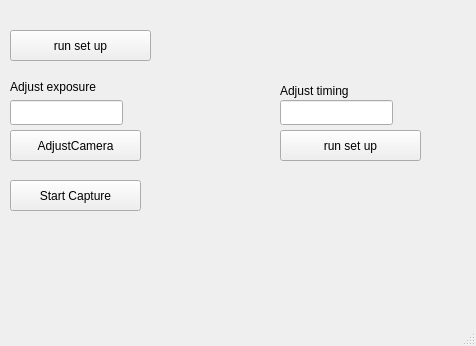
This is CaptureWindow.ui in Ryan37342342/Image-Capture-System-ICS- as Qt 5 draws it before an edit. The edited form follows.
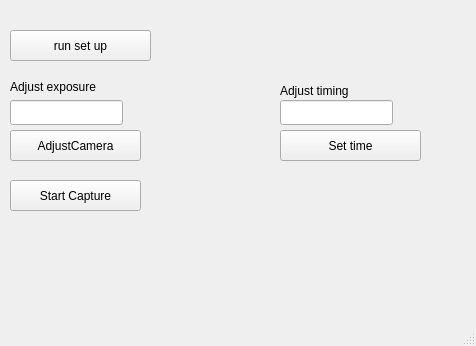
This is the edited form.

Commit message: changed the capture window to include a manual timing option, also made capture loop more efficient

Diff of the .ui file:
```diff
--- a/CaptureWindow.ui
+++ b/CaptureWindow.ui
@@ -115,7 +115,10 @@
      </rect>
     </property>
     <property name="text">
-     <string>run set up</string>
+     <string>Set time</string>
+    </property>
+    <property name="checkable">
+     <bool>true</bool>
     </property>
    </widget>
   </widget>
```
The commit also changes 4 other files.
